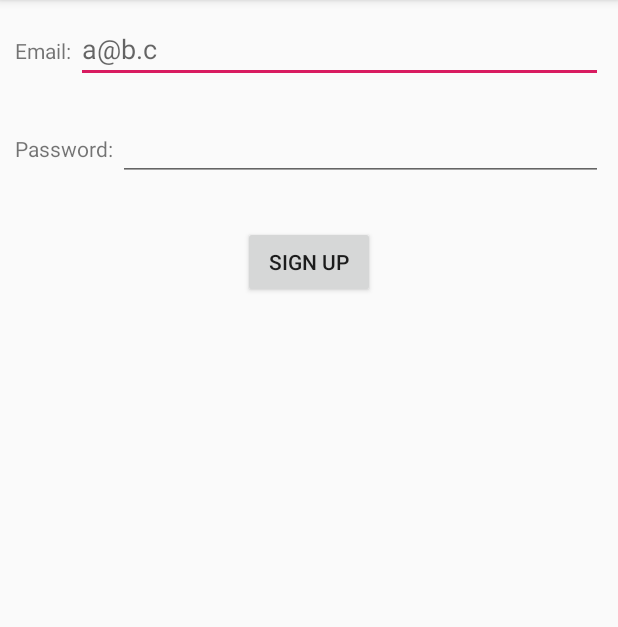
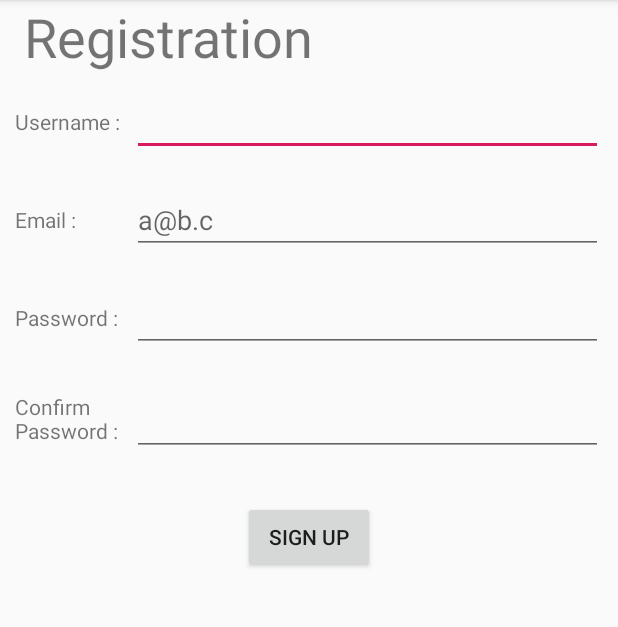
Before and after one commit to phunon/Wireless-Devices-Project, an Android app: the RegisterActivity screen opened directly, with no data from a screen before it, on a phone screen of 412 x 824 dp, the part 84-711 px from its top. Run offline under Robolectric (Android 15) with nearby library versions, the phone set to English and light mode, and no system bars; our stand-ins replace Firebase (no records; nobody signed in at launch, a user with empty details on screens opened directly).

Commit message:
20/02/2019

```diff
--- a/ProjectWirelessDevice/app/src/main/res/layout/activity_register.xml
+++ b/ProjectWirelessDevice/app/src/main/res/layout/activity_register.xml
@@ -7,23 +7,49 @@
     tools:context=".RegisterActivity">
     <LinearLayout
     android:layout_width="match_parent"
+    android:layout_height="match_parent"
+    android:orientation="vertical">
+        <TextView
+            android:layout_width="match_parent"
             android:layout_height="wrap_content"
-    android:orientation="vertical">
+            android:text="@string/registration"
+            android:textSize="36sp"
+            android:paddingLeft="@dimen/sixTeen"/>
 
         <LinearLayout
             android:layout_width="match_parent"
             android:layout_height="wrap_content"
-        android:baselineAligned="true"
+            android:padding="10dp">
+            <TextView
+                android:id="@+id/userName"
+                android:layout_width="0dp"
+                android:layout_height="match_parent"
+                android:layout_weight="1"
+                android:gravity="center_vertical"
+                android:text="Username : "/>
+            <EditText
+                android:id="@+id/userNameEdt"
+                android:layout_width="0dp"
+                android:layout_height="match_parent"
+                android:layout_weight="4" />
+        </LinearLayout>
+
+        <LinearLayout
+            android:layout_width="match_parent"
+            android:layout_height="wrap_content"
             android:padding="10dp">
             <TextView
                 android:id="@+id/EmailTxt"
-            android:layout_width="wrap_content"
-            android:layout_height="wrap_content"
-            android:text="Email: "/>
+                android:layout_width="0dp"
+                android:layout_height="match_parent"
+                android:layout_weight="1"
+                android:gravity="center_vertical"
+                android:text="Email : "/>
             <EditText
                 android:id="@+id/Email"
-            android:layout_width="match_parent"
-            android:layout_height="wrap_content"
+                android:layout_width="0dp"
+                android:layout_height="match_parent"
+                android:layout_weight="4"
                 android:hint="a@b.c"/>
         </LinearLayout>
         <LinearLayout
@@ -33,13 +59,35 @@
             android:padding="10dp">
             <TextView
                 android:id="@+id/PassText"
-            android:layout_width="wrap_content"
-            android:layout_height="wrap_content"
-            android:text="Password: "/>
+                android:layout_width="0dp"
+                android:layout_height="match_parent"
+                android:layout_weight="1"
+                android:gravity="center_vertical"
+                android:text="Password : "/>
             <EditText
                 android:id="@+id/Pass"
+                android:layout_width="0dp"
+                android:layout_height="match_parent"
+                android:layout_weight="4"
+                android:inputType="textPassword"/>
+        </LinearLayout>
+        <LinearLayout
             android:layout_width="match_parent"
             android:layout_height="wrap_content"
+            android:baselineAligned="true"
+            android:padding="10dp">
+            <TextView
+                android:id="@+id/ConPassText"
+                android:layout_width="0dp"
+                android:layout_height="match_parent"
+                android:layout_weight="1"
+                android:gravity="center_vertical"
+                android:text="Confirm Password : "/>
+            <EditText
+                android:id="@+id/ConPass"
+                android:layout_width="0dp"
+                android:layout_height="match_parent"
+                android:layout_weight="4"
                 android:inputType="textPassword"/>
         </LinearLayout>
         <Button
@@ -51,4 +99,6 @@
             android:text="Sign up"/>
     </LinearLayout>
 
+
+
 </android.support.constraint.ConstraintLayout>
--- /dev/null
+++ b/ProjectWirelessDevice/app/src/main/res/values/dimens.xml
@@ -0,0 +1,4 @@
+<?xml version="1.0" encoding="utf-8"?>
+<resources>
+    <dimen name="sixTeen">16dp</dimen>
+</resources>
--- a/ProjectWirelessDevice/app/src/main/res/values/strings.xml
+++ b/ProjectWirelessDevice/app/src/main/res/values/strings.xml
@@ -1,3 +1,4 @@
 <resources>
     <string name="app_name">Project Wireless Device</string>
+    <string name="registration">Registration</string>
 </resources>
--- a/ProjectWirelessDevice/build.gradle
+++ b/ProjectWirelessDevice/build.gradle
@@ -7,7 +7,7 @@ buildscript {
 
     }
     dependencies {
-        classpath 'com.android.tools.build:gradle:3.3.0'
+        classpath 'com.android.tools.build:gradle:3.3.1'
         classpath 'com.google.gms:google-services:4.0.1'
 
         // NOTE: Do not place your application dependencies here; they belong
```
Lines whose indentation alone changed are shown as unchanged.
